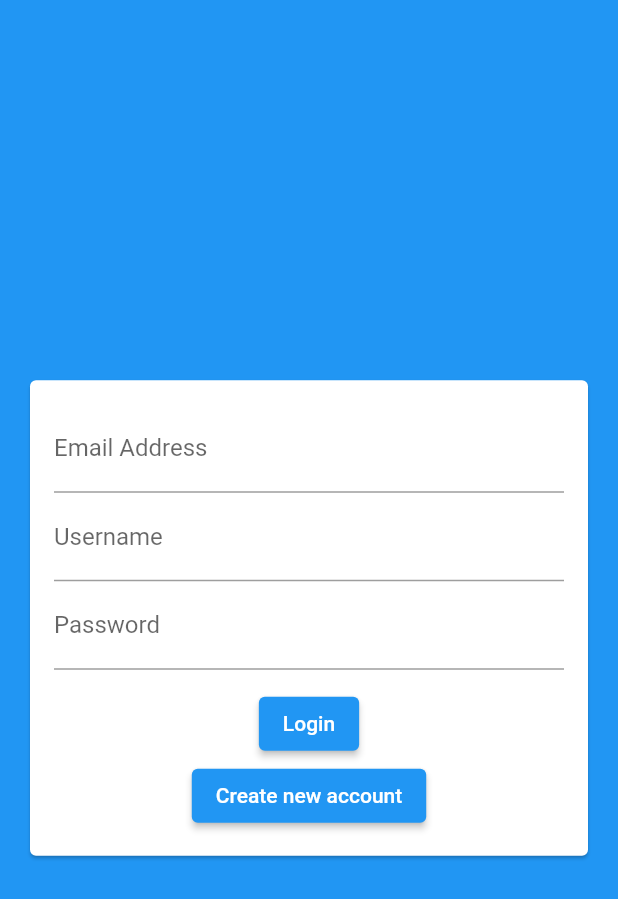
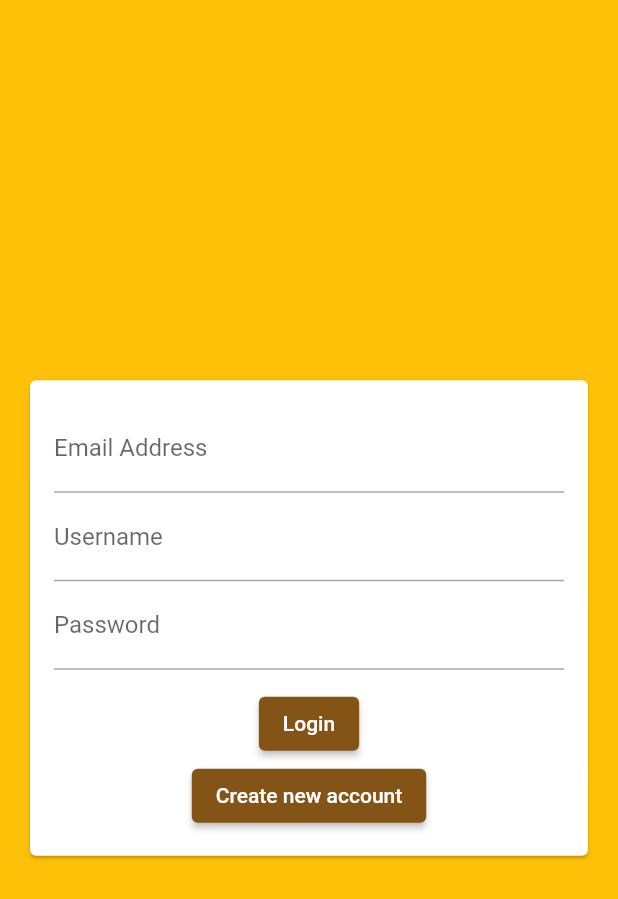
Before and after one commit to NadxiruL/flutter-firebase, a Flutter app: the screen it shows after launch, on a phone screen of 412 x 824 dp. Shown: the top 899 px of the screen. Run offline on Flutter 3.47's test engine with Material 2 defaults, Android fonts, the phone set to English and light mode, and no system bars; our stand-ins replace cloud_firestore, firebase_core; accounts and stored records are empty.

Commit message:
colors theme

```diff
--- a/lib/main.dart
+++ b/lib/main.dart
@@ -12,21 +12,21 @@ class MyApp extends StatelessWidget {
   MyApp({super.key});
 
   // This widget is the root of your application.
-
+  @override
   Widget build(BuildContext context) {
     return MaterialApp(
       title: 'Flutter Demo',
       theme: ThemeData(
-        // This is the theme of your application.
-        //
-        // Try running your application with "flutter run". You'll see the
-        // application has a blue toolbar. Then, without quitting the app, try
-        // changing the primarySwatch below to Colors.green and then invoke
-        // "hot reload" (press "r" in the console where you ran "flutter run",
-        // or simply save your changes to "hot reload" in a Flutter IDE).
-        // Notice that the counter didn't reset back to zero; the application
-        // is not restarted.
-        primarySwatch: Colors.blue,
+        primarySwatch: Colors.amber,
+        backgroundColor: Colors.blueAccent,
+        colorScheme: ColorScheme.fromSeed(seedColor: Colors.orangeAccent),
+        buttonTheme: ButtonTheme.of(context).copyWith(
+          buttonColor: Colors.amberAccent,
+          textTheme: ButtonTextTheme.primary,
+          shape: RoundedRectangleBorder(
+            borderRadius: BorderRadius.circular(25),
+          ),
+        ),
       ),
       home: const AuthScreen(),
     );
```
